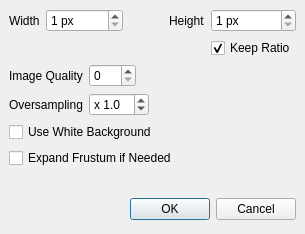
Old version of the form Polyhedron/demo/Polyhedron/ImageInterface.ui in the repository CGAL/cgal.
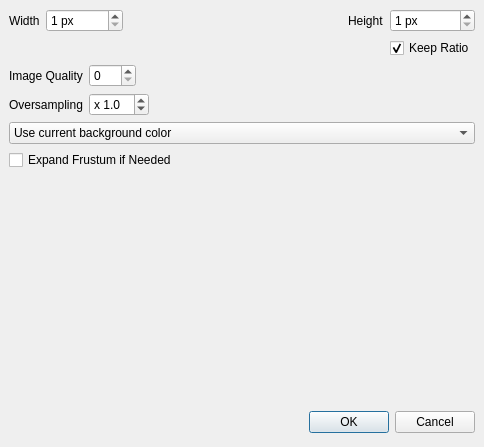
New version of the form.

Commit message: Change the option "use white background" into a Combox proposing use current background color, use transparent background and choose background color. Implement choose background color.

What changed in the file:
```diff
--- a/Polyhedron/demo/Polyhedron/ImageInterface.ui
+++ b/Polyhedron/demo/Polyhedron/ImageInterface.ui
@@ -6,8 +6,8 @@
    <rect>
     <x>0</x>
     <y>0</y>
-    <width>305</width>
-    <height>234</height>
+    <width>484</width>
+    <height>447</height>
    </rect>
   </property>
   <property name="windowTitle">
@@ -231,13 +231,22 @@
     </layout>
    </item>
    <item>
-    <widget class="QCheckBox" name="whiteBackground">
-     <property name="toolTip">
-      <string>Use white as background color</string>
-     </property>
+    <widget class="QComboBox" name="color_comboBox">
+     <item>
+      <property name="text">
+       <string>Use current background color</string>
+      </property>
+     </item>
+     <item>
      <property name="text">
-      <string>Use White Background</string>
-     </property>
+       <string>Use transparent background</string>
+      </property>
+     </item>
+     <item>
+      <property name="text">
+       <string>Choose background color</string>
+      </property>
+     </item>
     </widget>
    </item>
    <item>
```
Lines whose indentation alone changed are shown as unchanged. The commit also changes 1 other file.
